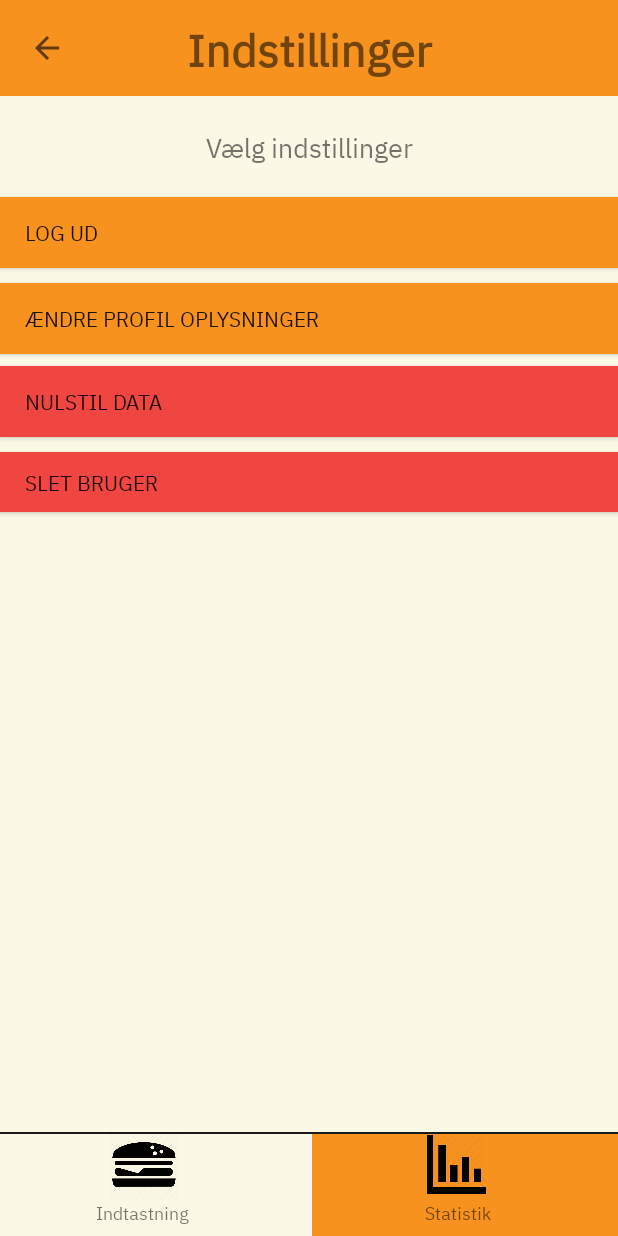
After one commit to Alexcool3/Food_Waste_Prototype, an Android app: the SettingsActivity screen opened directly, with no data from a screen before it, on a phone screen of 412 x 824 dp. The commit adds this screen. Run offline under Robolectric (Android 15) with nearby library versions, the light colour scheme and no system bars; our stand-ins replace androidx.preference.

Commit message:
Test for tobi med noget settings

```diff
--- a/app/build.gradle
+++ b/app/build.gradle
@@ -28,6 +28,7 @@ dependencies {
 
     implementation 'androidx.appcompat:appcompat:1.0.2'
     implementation 'androidx.constraintlayout:constraintlayout:1.1.3'
+    implementation 'androidx.preference:preference:1.1.1'
     testImplementation 'junit:junit:4.12'
     androidTestImplementation 'androidx.test.ext:junit:1.1.1'
     androidTestImplementation 'androidx.test.espresso:espresso-core:3.2.0'
--- /dev/null
+++ b/app/src/main/java/com/example/food_waste_prototype/SettingsActivity.java
@@ -0,0 +1,64 @@
+package com.example.food_waste_prototype;
+
+import android.os.Bundle;
+import android.content.Context;
+import android.content.Intent;
+import android.os.Bundle;
+import android.util.Log;
+import android.view.View;
+import android.view.WindowManager;
+import android.widget.Button;
+import android.widget.ImageButton;
+import android.widget.TextView;
+import android.widget.Toast;
+import androidx.appcompat.app.ActionBar;
+import androidx.appcompat.app.AppCompatActivity;
+import androidx.preference.PreferenceFragmentCompat;
+import java.io.IOException;
+import java.io.InputStream;
+import java.util.ArrayList;
+
+
+
+public class SettingsActivity extends AppCompatActivity {
+    ArrayList<String> names = new ArrayList<>();
+    ArrayList<String> prices = new ArrayList<>();
+    ArrayList<String> amounts = new ArrayList<>();
+    @Override
+    protected void onCreate(Bundle savedInstanceState) {
+        super.onCreate(savedInstanceState);
+        setContentView(R.layout.settings_activity);
+        ActionBar actionBar = getSupportActionBar();
+        if (actionBar != null) {
+            actionBar.setDisplayHomeAsUpEnabled(true);
+        }
+    }
+
+    public static class SettingsFragment extends PreferenceFragmentCompat {
+        @Override
+        public void onCreatePreferences(Bundle savedInstanceState, String rootKey) {
+            setPreferencesFromResource(R.xml.root_preferences, rootKey);
+        }
+    }
+    private void TaskBarButtons() {
+
+
+        ImageButton inputtaskbarbutton = findViewById(R.id.button_input);
+
+
+        inputtaskbarbutton.setOnClickListener(new View.OnClickListener() {
+            @Override
+            public void onClick(View view) {
+                SwitchActivity();
+            }
+        });
+
+    }
+    private void SwitchActivity() {
+
+
+        Intent intent = new Intent(this, InputActivity.class);
+
+        startActivity(intent);
+    }
+}
--- /dev/null
+++ b/app/src/main/res/layout/settings_activity.xml
@@ -0,0 +1,205 @@
+<androidx.constraintlayout.widget.ConstraintLayout xmlns:android="http://schemas.android.com/apk/res/android"
+    xmlns:app="http://schemas.android.com/apk/res-auto"
+    xmlns:tools="http://schemas.android.com/tools"
+    android:id="@+id/linearLayout"
+    android:layout_width="match_parent"
+    android:layout_height="match_parent">
+
+
+    <TextView
+        android:id="@+id/title"
+        android:layout_width="0dp"
+        android:layout_height="64dp"
+        android:background="@color/Orange"
+        android:fontFamily="@font/ibm_plex_sans_regular"
+        android:gravity="center"
+        android:text="Indstillinger"
+        android:textSize="30sp"
+        android:textStyle="bold"
+        android:visibility="visible"
+        app:layout_constraintEnd_toEndOf="parent"
+        app:layout_constraintStart_toStartOf="parent"
+        app:layout_constraintTop_toTopOf="parent" />
+
+    <ImageButton
+        android:id="@+id/backbutton"
+        android:layout_width="62dp"
+        android:layout_height="63dp"
+        android:background="#00FFFFFF"
+        android:visibility="visible"
+        app:layout_constraintEnd_toEndOf="parent"
+        app:layout_constraintHorizontal_bias="0.0"
+        app:layout_constraintStart_toStartOf="parent"
+        app:layout_constraintTop_toTopOf="parent"
+        app:srcCompat="?attr/actionModeCloseDrawable" />
+
+    <TextView
+        android:id="@+id/explainer"
+        android:layout_width="410dp"
+        android:layout_height="67dp"
+        android:fontFamily="@font/ibm_plex_sans_regular"
+        android:gravity="center"
+        android:text="Vælg indstillinger"
+        android:textSize="18sp"
+        app:layout_constraintEnd_toEndOf="parent"
+        app:layout_constraintStart_toStartOf="parent"
+        app:layout_constraintTop_toBottomOf="@+id/title" />
+
+    <Button
+        android:id="@+id/logout"
+        android:layout_width="0dp"
+        android:layout_height="47dp"
+        android:background="@color/Orange"
+        android:fontFamily="@font/ibm_plex_sans_regular"
+        android:gravity="clip_horizontal|center_vertical"
+        android:minWidth="88dp"
+        android:minHeight="40dp"
+        android:text="     Log ud"
+        app:layout_constraintEnd_toEndOf="parent"
+        app:layout_constraintStart_toStartOf="parent"
+        app:layout_constraintTop_toBottomOf="@+id/explainer" />
+
+    <Button
+        android:id="@+id/change"
+        android:layout_width="0dp"
+        android:layout_height="47dp"
+        android:layout_marginTop="10dp"
+        android:background="@color/Orange"
+        android:fontFamily="@font/ibm_plex_sans_regular"
+        android:gravity="left|center_vertical"
+        android:minHeight="40dp"
+        android:text="     Ændre profil oplysninger"
+        app:layout_constraintEnd_toEndOf="parent"
+        app:layout_constraintHorizontal_bias="0.666"
+        app:layout_constraintStart_toStartOf="parent"
+        app:layout_constraintTop_toBottomOf="@+id/logout" />
+
+    <Button
+        android:id="@+id/erase"
+        android:layout_width="0dp"
+        android:layout_height="wrap_content"
+        android:layout_marginTop="10dp"
+        android:background="@color/Red"
+        android:fontFamily="@font/ibm_plex_sans_regular"
+        android:gravity="left|center_vertical"
+        android:minHeight="40dp"
+        android:text="     Slet Bruger"
+        app:layout_constraintEnd_toEndOf="parent"
+        app:layout_constraintStart_toStartOf="parent"
+        app:layout_constraintTop_toBottomOf="@+id/delete" />
+
+    <Button
+        android:id="@+id/delete"
+        android:layout_width="0dp"
+        android:layout_height="47dp"
+        android:layout_marginTop="8dp"
+        android:background="@color/Red"
+        android:fontFamily="@font/ibm_plex_sans_regular"
+        android:gravity="left|center_vertical"
+        android:minHeight="40dp"
+        android:text="     Nulstil Data"
+        app:layout_constraintEnd_toEndOf="parent"
+        app:layout_constraintHorizontal_bias="1.0"
+        app:layout_constraintStart_toStartOf="parent"
+        app:layout_constraintTop_toBottomOf="@+id/change" />
+
+    <view
+        android:id="@+id/taskbarPicked4"
+        class="androidx.appcompat.widget.ActionMenuView"
+        android:layout_width="204dp"
+        android:layout_height="69dp"
+        android:background="@color/Orange"
+        app:layout_constraintBottom_toBottomOf="parent"
+        app:layout_constraintEnd_toEndOf="parent" />
+
+    <ImageButton
+        android:id="@+id/button_input5"
+        android:layout_width="56dp"
+        android:layout_height="46dp"
+        android:layout_marginStart="68dp"
+        android:layout_marginLeft="68dp"
+        android:layout_marginEnd="32dp"
+        android:layout_marginRight="32dp"
+        android:layout_marginBottom="24dp"
+        android:background="@null"
+        android:scaleType="fitCenter"
+        app:layout_constraintBottom_toBottomOf="parent"
+        app:layout_constraintEnd_toStartOf="@+id/taskbarPicked"
+        app:layout_constraintStart_toStartOf="parent"
+        app:srcCompat="@drawable/button_input" />
+
+    <ImageButton
+        android:id="@+id/button_stats5"
+        android:layout_width="48dp"
+        android:layout_height="39dp"
+        android:layout_marginEnd="84dp"
+        android:layout_marginRight="84dp"
+        android:layout_marginBottom="28dp"
+        android:background="@null"
+        android:scaleType="fitCenter"
+        app:layout_constraintBottom_toBottomOf="parent"
+        app:layout_constraintEnd_toEndOf="parent"
+        app:layout_constraintStart_toStartOf="@+id/taskbarPicked"
+        app:layout_constraintTop_toBottomOf="@+id/line4"
+        app:layout_constraintVertical_bias="0.24000001"
+        app:srcCompat="@drawable/button_stats" />
+
+    <TextView
+        android:id="@+id/input_button_text4"
+        android:layout_width="86dp"
+        android:layout_height="23dp"
+        android:layout_marginStart="52dp"
+        android:layout_marginLeft="52dp"
+        android:layout_marginBottom="4dp"
+        android:autoText="false"
+        android:fontFamily="@font/ibm_plex_sans_regular"
+        android:gravity="center"
+        android:text="Indtastning"
+        android:textAllCaps="false"
+        android:textSize="12sp"
+        android:textStyle="normal"
+        app:layout_constraintBottom_toBottomOf="parent"
+        app:layout_constraintEnd_toStartOf="@+id/taskbarPicked"
+        app:layout_constraintHorizontal_bias="0.453"
+        app:layout_constraintStart_toStartOf="parent"
+        app:layout_constraintTop_toTopOf="@+id/button_input"
+        app:layout_constraintVertical_bias="1.0" />
+
+    <TextView
+        android:id="@+id/stats_button_text4"
+        android:layout_width="86dp"
+        android:layout_height="23dp"
+        android:layout_marginTop="19dp"
+        android:layout_marginEnd="64dp"
+        android:layout_marginRight="64dp"
+        android:layout_marginBottom="4dp"
+        android:autoText="false"
+        android:fontFamily="@font/ibm_plex_sans_regular"
+        android:gravity="center"
+        android:text="Statistik"
+        android:textAllCaps="false"
+        android:textSize="12sp"
+        android:textStyle="normal"
+        app:layout_constraintBottom_toBottomOf="parent"
+        app:layout_constraintEnd_toEndOf="parent"
+        app:layout_constraintStart_toStartOf="@+id/taskbarPicked"
+        app:layout_constraintTop_toBottomOf="@+id/button_stats"
+        app:layout_constraintVertical_bias="1.0" />
+
+    <View
+        android:id="@+id/line6"
+        android:layout_width="0dp"
+        android:layout_height="1dp"
+        android:layout_marginBottom="68dp"
+        android:background="@color/Black"
+        android:clickable="false"
+        android:outlineAmbientShadowColor="#000000"
+        app:layout_constraintBottom_toBottomOf="parent"
+        app:layout_constraintEnd_toEndOf="parent"
+        app:layout_constraintHorizontal_bias="0.0"
+        app:layout_constraintStart_toStartOf="parent"
+        app:layout_constraintTop_toBottomOf="@+id/tableLayout"
+        app:layout_constraintVertical_bias="1.0" />
+
+
+</androidx.constraintlayout.widget.ConstraintLayout>
--- /dev/null
+++ b/app/src/main/res/values/arrays.xml
@@ -0,0 +1,12 @@
+<resources>
+    <!-- Reply Preference -->
+    <string-array name="reply_entries">
+        <item>Reply</item>
+        <item>Reply to all</item>
+    </string-array>
+
+    <string-array name="reply_values">
+        <item>reply</item>
+        <item>reply_all</item>
+    </string-array>
+</resources>
--- a/app/src/main/res/values/strings.xml
+++ b/app/src/main/res/values/strings.xml
@@ -1,3 +1,20 @@
 <resources>
-   <!-- <string name="app_name">Food_Waste_Prototype</string>-->
+    <!-- <string name="app_name">Food_Waste_Prototype</string>-->
+
+    <string name="title_activity_settings">Settings</string>
+
+    <!-- Preference Titles -->
+    <string name="messages_header">Messages</string>
+    <string name="sync_header">Sync</string>
+
+    <!-- Messages Preferences -->
+    <string name="signature_title">Your signature</string>
+    <string name="reply_title">Default reply action</string>
+
+    <!-- Sync Preferences -->
+    <string name="sync_title">Sync email periodically</string>
+    <string name="attachment_title">Download incoming attachments</string>
+    <string name="attachment_summary_on">Automatically download attachments for incoming emails
+    </string>
+    <string name="attachment_summary_off">Only download attachments when manually requested</string>
 </resources>
--- /dev/null
+++ b/app/src/main/res/xml/root_preferences.xml
@@ -0,0 +1,35 @@
+<PreferenceScreen xmlns:app="http://schemas.android.com/apk/res-auto">
+
+    <PreferenceCategory app:title="@string/messages_header">
+
+        <EditTextPreference
+            app:key="signature"
+            app:title="@string/signature_title"
+            app:useSimpleSummaryProvider="true" />
+
+        <ListPreference
+            app:defaultValue="reply"
+            app:entries="@array/reply_entries"
+            app:entryValues="@array/reply_values"
+            app:key="reply"
+            app:title="@string/reply_title"
+            app:useSimpleSummaryProvider="true" />
+
+    </PreferenceCategory>
+
+    <PreferenceCategory app:title="@string/sync_header">
+
+        <SwitchPreferenceCompat
+            app:key="sync"
+            app:title="@string/sync_title" />
+
+        <SwitchPreferenceCompat
+            app:dependency="sync"
+            app:key="attachment"
+            app:summaryOff="@string/attachment_summary_off"
+            app:summaryOn="@string/attachment_summary_on"
+            app:title="@string/attachment_title" />
+
+    </PreferenceCategory>
+
+</PreferenceScreen>
```
Also changed, not shown: app/src/main/AndroidManifest.xml (+10 -5 lines).
